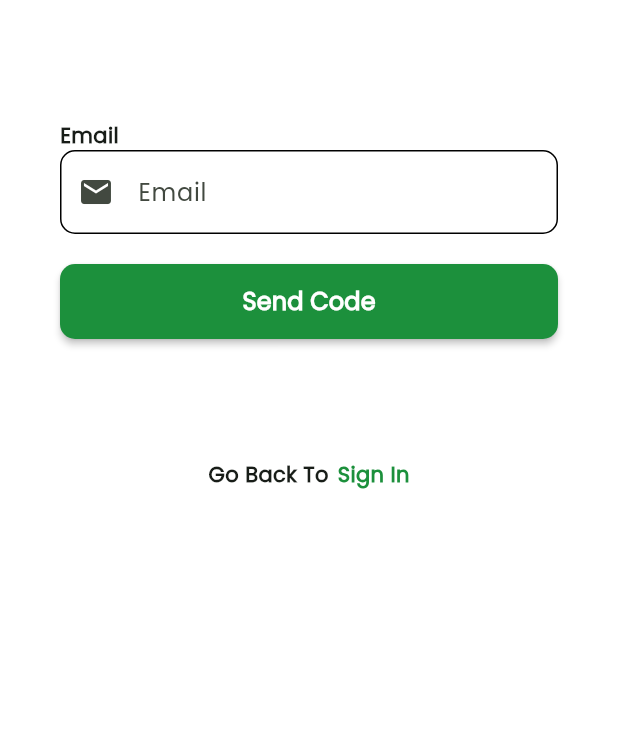
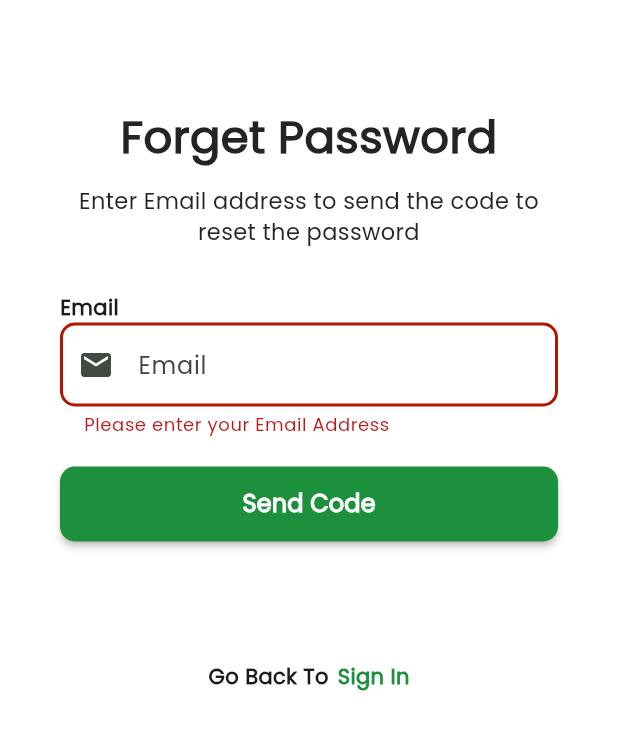
Before and after one commit to Nishan-Pradhan06/e-commerce-app-flutter, a Flutter app: the ForgetPassPage screen opened directly, after a tap on "Send Code", on a phone screen of 412 x 824 dp. Shown: the top 730 px of the screen. Run offline on Flutter 3.47's test engine with Material 3 defaults, Android fonts, the phone set to English and light mode, and no system bars; our stand-ins replace cloud_firestore, firebase_auth, firebase_core, fluttertoast, get; missing offline and left inert: flutter_overboard; accounts and stored records are empty.

```diff
--- a/lib/controller/reset_pass_controller.dart
+++ b/lib/controller/reset_pass_controller.dart
@@ -1,3 +1,30 @@
-class  {
+import 'package:flutter/material.dart';
+import 'package:get/get.dart';
 
+import '../views/pages/auth/otp_page.dart';
+
+class Select_email extends GetxController {
+  final TextEditingController email_reset_controller = TextEditingController();
+  final GlobalKey<FormState> reset_global_key = GlobalKey<FormState>();
+
+  bool isSending = false;
+
+  @override
+  void onClose() {
+    email_reset_controller.dispose();
+    super.onClose();
+  }
+
+  String? validateEmail(String? value) {
+    if (value == null || value.isEmpty)
+      return 'Please enter your Email Address';
+    return null;
+  }
+
+  void onSentEmail() {
+    if (reset_global_key.currentState?.validate() == false) return;
+    isSending = true;
+    update();
+    Get.to(() => OTP_page());
+  }
 }
--- a/lib/views/pages/auth/forget_password.dart
+++ b/lib/views/pages/auth/forget_password.dart
@@ -1,61 +1,101 @@
 // ignore_for_file: avoid_print, must_be_immutable
 
-
+import 'package:e_commercee/controller/reset_pass_controller.dart';
 import 'package:flutter/material.dart';
+import 'package:get/get.dart';
 import '../../../constant/const.dart';
 import '../../components/button_widget.dart';
 import '../../components/text_formfield_widget.dart';
+import '../../components/text_widget.dart';
 
 class ForgetPassPage extends StatelessWidget {
   ForgetPassPage({super.key});
-
+  final Select_email _select_email = Get.put(Select_email());
   @override
   Widget build(BuildContext context) {
-    final TextEditingController _forgetPass = TextEditingController();
     return SafeArea(
       child: Scaffold(
         backgroundColor: BACKGOUND_COLOR,
-        body: Padding(
-          padding:
-              const EdgeInsets.only(top: 40, bottom: 5, left: 40, right: 40),
+        body: GetBuilder<Select_email>(builder: (controller) {
+          return controller.isSending
+              ? Center(child: CircularProgressIndicator.adaptive())
+              : Padding(
+                  padding: const EdgeInsets.only(
+                      top: 40, bottom: 5, left: 40, right: 40),
+                  child: Form(
+                    autovalidateMode: AutovalidateMode.disabled,
+                    key: _select_email.reset_global_key,
                     child: ListView(
                       scrollDirection: Axis.vertical,
-            physics: const ScrollPhysics(parent: BouncingScrollPhysics()),
+                      physics:
+                          const ScrollPhysics(parent: BouncingScrollPhysics()),
                       shrinkWrap: true,
                       children: [
                         Column(
                           crossAxisAlignment: CrossAxisAlignment.start,
                           children: [
                             const SizedBox(
-                    height: 40,
+                              height: 30,
+                            ),
+                            Center(
+                              child: const GetTextWidget(
+                                text: 'Forget Password',
+                                textAlign: TextAlign.center,
+                                fontSize: 30,
+                                fontWeight: FontWeight.bold,
+                                color: SECONDARY_COLOR,
+                              ),
+                            ),
+                            const SizedBox(
+                              height: 10,
+                            ),
+                            Center(
+                              child: const GetTextWidget(
+                                text:
+                                    'Enter Email address to send the code to reset the password',
+                                textAlign: TextAlign.center,
+                                fontSize: 15,
+                                fontWeight: FontWeight.w500,
+                                color: SECONDARY_COLOR,
+                              ),
+                            ),
+                            const SizedBox(
+                              height: 30,
                             ),
                             const Text(
                               'Email',
                               style: TextStyle(fontWeight: FontWeight.bold),
                             ),
-                  TextFormFieldWidgets(
-                    // validator: (value) {
-                    //   return null;
-                    //   // return controller.validateEmail(value);
-                    // },
-                    controller: _forgetPass,
+                            GetBuilder<Select_email>(
+                                init: Select_email(),
+                                builder: (Select_email controller) {
+                                  return TextFormFieldWidgets(
+                                    controller:
+                                        controller.email_reset_controller,
+                                    validator: (value) {
+                                      return controller.validateEmail(value);
+                                    },
                                     hintText: "Email",
                                     prefixIcon: const Icon(
                                       Icons.email,
                                     ),
-                  ),
+                                  );
+                                }),
                             const SizedBox(
                               height: 20,
                             ),
-                  ButtonWidget(
-                    onPressed: () {
-                      // if (!controller.isSignIn) {
-                      //   _loginController.onSubmitForm(context);
-                      // }
-                      // print("clicked");
-                    },
-                    text: 'Send Code',
-                  ),
+                            GetBuilder<Select_email>(
+                                init: _select_email,
+                                builder: (controller) {
+                                  return ButtonWidget(
+                                    onPressed: controller.isSending
+                                        ? null
+                                        : controller.onSentEmail,
+                                    text: controller.isSending
+                                        ? 'Please wait'
+                                        : 'Send Code',
+                                  );
+                                }),
                             const SizedBox(
                               height: 20,
                             ),
@@ -77,7 +117,7 @@ class ForgetPassPage extends StatelessWidget {
                               ),
                               GestureDetector(
                                 onTap: () {
-                        Navigator.of(context).pop();
+                                  Get.back();
                                 },
                                 child: const Text(
                                   "Sign In",
@@ -93,6 +133,8 @@ class ForgetPassPage extends StatelessWidget {
                       ],
                     ),
                   ),
+                );
+        }),
       ),
     );
   }
```
Also changed, not shown: lib/views/pages/auth/otp_page.dart (added, +58 -0 lines). Lines whose indentation alone changed are shown as unchanged.
